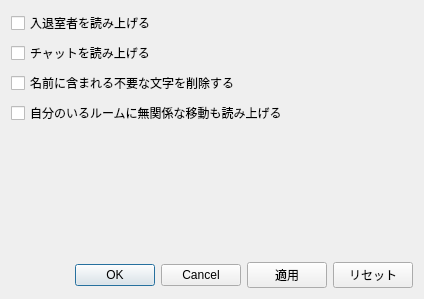
This is nyushitsu/src/ui/settingsdialog.ui in chirimenmonster/ts3plugins as Qt 5 draws it before an edit. The edited form follows.
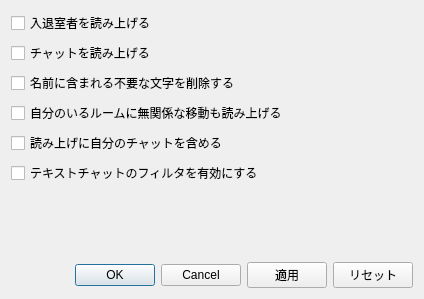
This is the edited form.

Commit message: チャット関連を設定ダイアログに登録

```diff
--- a/nyushitsu/src/ui/settingsdialog.ui
+++ b/nyushitsu/src/ui/settingsdialog.ui
@@ -45,6 +45,20 @@
         </property>
        </widget>
       </item>
+      <item>
+       <widget class="QCheckBox" name="checkBox_enableMyMessage">
+        <property name="text">
+         <string>読み上げに自分のチャットを含める</string>
+        </property>
+       </widget>
+      </item>
+      <item>
+       <widget class="QCheckBox" name="checkBox_enableTextChatFilter">
+        <property name="text">
+         <string>テキストチャットのフィルタを有効にする</string>
+        </property>
+       </widget>
+      </item>
       <item>
        <spacer name="verticalSpacer">
         <property name="orientation">
```
The commit also changes 8 other files.
